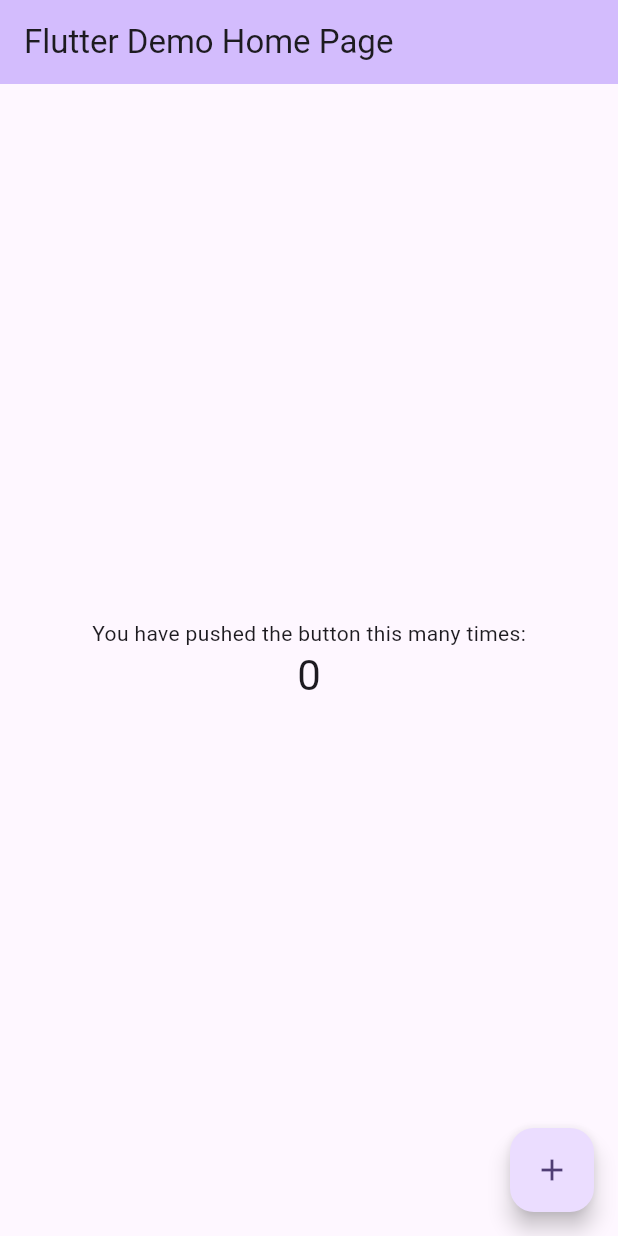
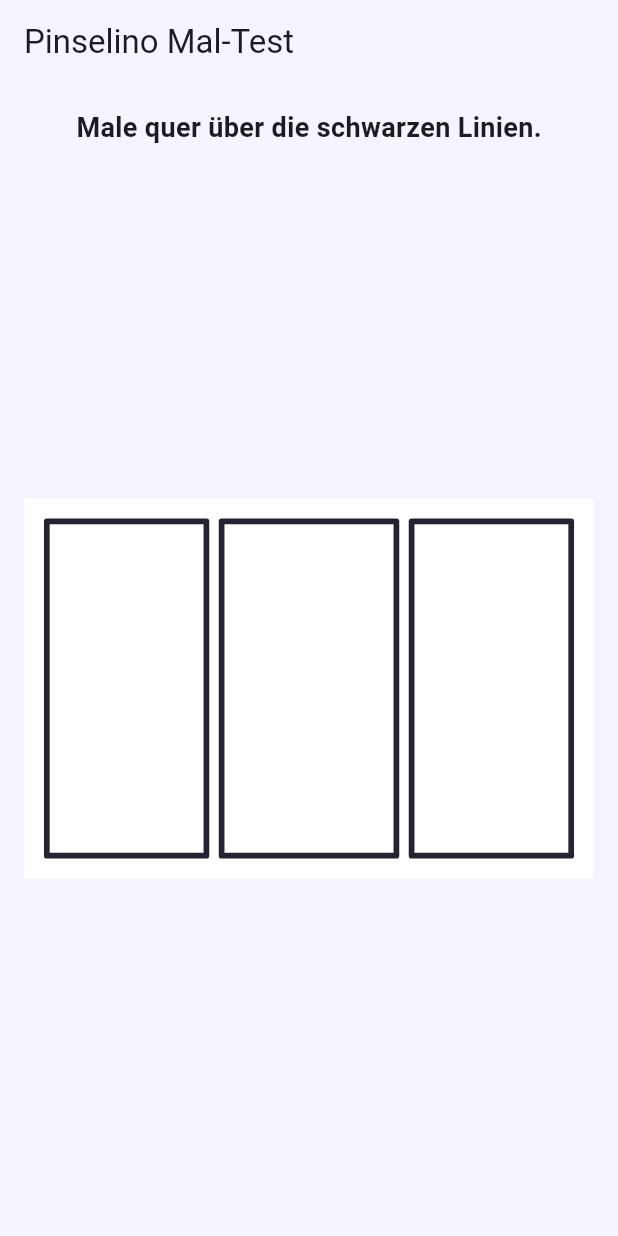
Before and after one commit to zeduJack/pinselino, a Flutter app: the screen it shows after launch, on a phone screen of 412 x 824 dp. Run offline on Flutter 3.47's test engine with Material 3 defaults, Android fonts, the phone set to English and light mode, and no system bars.

Commit message:
feat: render region-clipped coloring strokes

```diff
--- /dev/null
+++ b/app/lib/app/pinselino_app.dart
@@ -0,0 +1,18 @@
+import 'package:flutter/material.dart';
+
+import '../features/coloring/presentation/coloring_spike_screen.dart';
+
+class PinselinoApp extends StatelessWidget {
+  const PinselinoApp({super.key});
+
+  @override
+  Widget build(BuildContext context) => MaterialApp(
+    title: 'Pinselino',
+    debugShowCheckedModeBanner: false,
+    theme: ThemeData(
+      colorScheme: ColorScheme.fromSeed(seedColor: const Color(0xFF6C5CE7)),
+      scaffoldBackgroundColor: const Color(0xFFF7F4FF),
+    ),
+    home: const ColoringSpikeScreen(),
+  );
+}
--- /dev/null
+++ b/app/lib/features/coloring/presentation/coloring_canvas.dart
@@ -0,0 +1,73 @@
+import 'package:flutter/material.dart';
+
+import '../application/canvas_transform.dart';
+import '../application/coloring_controller.dart';
+import '../domain/point_2d.dart';
+import '../rendering/coloring_painter.dart';
+
+class ColoringCanvas extends StatefulWidget {
+  const ColoringCanvas({
+    required this.controller,
+    this.colorArgb = 0xFFE84393,
+    this.brushWidth = 24,
+    super.key,
+  });
+
+  final ColoringController controller;
+  final int colorArgb;
+  final double brushWidth;
+
+  @override
+  State<ColoringCanvas> createState() => _ColoringCanvasState();
+}
+
+class _ColoringCanvasState extends State<ColoringCanvas> {
+  CanvasTransform _transformFor(Size size) => CanvasTransform.fitContain(
+    motifSize: widget.controller.page.size,
+    viewportSize: Size2D(size.width, size.height),
+  );
+
+  Point2D? _toMotif(Offset localPosition, Size size) => _transformFor(
+    size,
+  ).viewportToMotif(Point2D(localPosition.dx, localPosition.dy));
+
+  @override
+  Widget build(BuildContext context) => LayoutBuilder(
+    builder: (context, constraints) {
+      final size = Size(constraints.maxWidth, constraints.maxHeight);
+      return GestureDetector(
+        key: const ValueKey('coloring_canvas_gesture'),
+        behavior: HitTestBehavior.opaque,
+        onPanStart: (details) {
+          final point = _toMotif(details.localPosition, size);
+          if (point == null) {
+            return;
+          }
+          setState(() {
+            widget.controller.beginStroke(
+              point: point,
+              colorArgb: widget.colorArgb,
+              width: widget.brushWidth,
+            );
+          });
+        },
+        onPanUpdate: (details) {
+          final point = _toMotif(details.localPosition, size);
+          if (point == null) {
+            return;
+          }
+          setState(() => widget.controller.extendStroke(point));
+        },
+        onPanEnd: (_) => setState(widget.controller.endStroke),
+        child: CustomPaint(
+          key: const ValueKey('coloring_canvas_paint'),
+          painter: ColoringPainter(
+            page: widget.controller.page,
+            strokes: widget.controller.strokes,
+          ),
+          child: const SizedBox.expand(),
+        ),
+      );
+    },
+  );
+}
--- /dev/null
+++ b/app/lib/features/coloring/presentation/coloring_spike_screen.dart
@@ -0,0 +1,50 @@
+import 'package:flutter/material.dart';
+
+import '../application/coloring_controller.dart';
+import '../domain/test_coloring_page.dart';
+import 'coloring_canvas.dart';
+
+class ColoringSpikeScreen extends StatefulWidget {
+  const ColoringSpikeScreen({super.key});
+
+  @override
+  State<ColoringSpikeScreen> createState() => _ColoringSpikeScreenState();
+}
+
+class _ColoringSpikeScreenState extends State<ColoringSpikeScreen> {
+  late final ColoringController _controller;
+
+  @override
+  void initState() {
+    super.initState();
+    _controller = ColoringController(page: createTestColoringPage());
+  }
+
+  @override
+  Widget build(BuildContext context) => Scaffold(
+    appBar: AppBar(
+      title: const Text('Pinselino Mal-Test'),
+      backgroundColor: Colors.transparent,
+    ),
+    body: SafeArea(
+      child: Padding(
+        padding: const EdgeInsets.all(16),
+        child: Column(
+          children: [
+            const Text(
+              'Male quer über die schwarzen Linien.',
+              style: TextStyle(fontSize: 18, fontWeight: FontWeight.w600),
+            ),
+            const SizedBox(height: 12),
+            Expanded(
+              child: ClipRRect(
+                borderRadius: BorderRadius.circular(20),
+                child: ColoringCanvas(controller: _controller),
+              ),
+            ),
+          ],
+        ),
+      ),
+    ),
+  );
+}
--- a/app/lib/main.dart
+++ b/app/lib/main.dart
@@ -1,122 +1,7 @@
 import 'package:flutter/material.dart';
 
+import 'app/pinselino_app.dart';
+
 void main() {
-  runApp(const MyApp());
+  runApp(const PinselinoApp());
 }
-
-class MyApp extends StatelessWidget {
-  const MyApp({super.key});
-
-  // This widget is the root of your application.
-  @override
-  Widget build(BuildContext context) {
-    return MaterialApp(
-      title: 'Flutter Demo',
-      theme: ThemeData(
-        // This is the theme of your application.
-        //
-        // TRY THIS: Try running your application with "flutter run". You'll see
-        // the application has a purple toolbar. Then, without quitting the app,
-        // try changing the seedColor in the colorScheme below to Colors.green
-        // and then invoke "hot reload" (save your changes or press the "hot
-        // reload" button in a Flutter-supported IDE, or press "r" if you used
-        // the command line to start the app).
-        //
-        // Notice that the counter didn't reset back to zero; the application
-        // state is not lost during the reload. To reset the state, use hot
-        // restart instead.
-        //
-        // This works for code too, not just values: Most code changes can be
-        // tested with just a hot reload.
-        colorScheme: .fromSeed(seedColor: Colors.deepPurple),
-      ),
-      home: const MyHomePage(title: 'Flutter Demo Home Page'),
-    );
-  }
-}
-
-class MyHomePage extends StatefulWidget {
-  const MyHomePage({super.key, required this.title});
-
-  // This widget is the home page of your application. It is stateful, meaning
-  // that it has a State object (defined below) that contains fields that affect
-  // how it looks.
-
-  // This class is the configuration for the state. It holds the values (in this
-  // case the title) provided by the parent (in this case the App widget) and
-  // used by the build method of the State. Fields in a Widget subclass are
-  // always marked "final".
-
-  final String title;
-
-  @override
-  State<MyHomePage> createState() => _MyHomePageState();
-}
-
-class _MyHomePageState extends State<MyHomePage> {
-  int _counter = 0;
-
-  void _incrementCounter() {
-    setState(() {
-      // This call to setState tells the Flutter framework that something has
-      // changed in this State, which causes it to rerun the build method below
-      // so that the display can reflect the updated values. If we changed
-      // _counter without calling setState(), then the build method would not be
-      // called again, and so nothing would appear to happen.
-      _counter++;
-    });
-  }
-
-  @override
-  Widget build(BuildContext context) {
-    // This method is rerun every time setState is called, for instance as done
-    // by the _incrementCounter method above.
-    //
-    // The Flutter framework has been optimized to make rerunning build methods
-    // fast, so that you can just rebuild anything that needs updating rather
-    // than having to individually change instances of widgets.
-    return Scaffold(
-      appBar: AppBar(
-        // TRY THIS: Try changing the color here to a specific color (to
-        // Colors.amber, perhaps?) and trigger a hot reload to see the AppBar
-        // change color while the other colors stay the same.
-        backgroundColor: Theme.of(context).colorScheme.inversePrimary,
-        // Here we take the value from the MyHomePage object that was created by
-        // the App.build method, and use it to set our appbar title.
-        title: Text(widget.title),
-      ),
-      body: Center(
-        // Center is a layout widget. It takes a single child and positions it
-        // in the middle of the parent.
-        child: Column(
-          // Column is also a layout widget. It takes a list of children and
-          // arranges them vertically. By default, it sizes itself to fit its
-          // children horizontally, and tries to be as tall as its parent.
-          //
-          // Column has various properties to control how it sizes itself and
-          // how it positions its children. Here we use mainAxisAlignment to
-          // center the children vertically; the main axis here is the vertical
-          // axis because Columns are vertical (the cross axis would be
-          // horizontal).
-          //
-          // TRY THIS: Invoke "debug painting" (choose the "Toggle Debug Paint"
-          // action in the IDE, or press "p" in the console), to see the
-          // wireframe for each widget.
-          mainAxisAlignment: .center,
-          children: [
-            const Text('You have pushed the button this many times:'),
-            Text(
-              '$_counter',
-              style: Theme.of(context).textTheme.headlineMedium,
-            ),
-          ],
-        ),
-      ),
-      floatingActionButton: FloatingActionButton(
-        onPressed: _incrementCounter,
-        tooltip: 'Increment',
-        child: const Icon(Icons.add),
-      ),
-    );
-  }
-}
```
Also changed, not shown: app/lib/features/coloring/rendering/coloring_painter.dart (added, +89 -0 lines), 4 other files.
